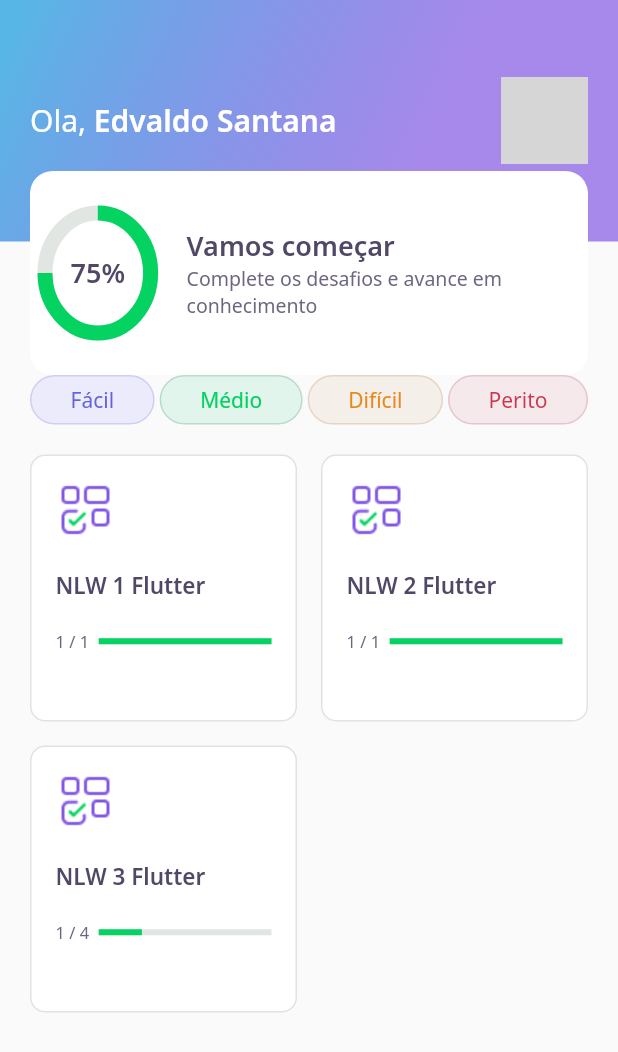
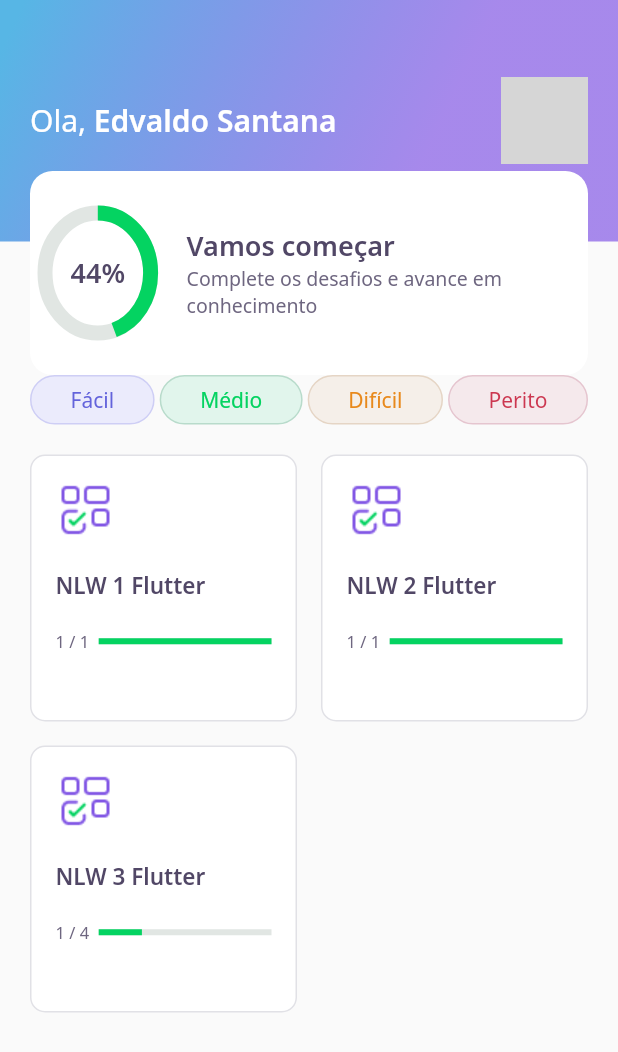
Before and after one commit to wsy152/dev_quiz_nlw, a Flutter app: the HomePage screen opened directly, on a phone screen of 412 x 824 dp. Shown: the top 1052 px of the screen. Run offline on Flutter 3.47's test engine with Material 2 defaults, Android fonts, the light colour scheme and no system bars; our stand-ins replace google_fonts, share_plus; accounts and stored records are empty; network calls fail; grey boxes are pictures that could not be loaded.

Commit message:
Aula 5 final

```diff
--- a/lib/challenge/challenge_controller.dart
+++ b/lib/challenge/challenge_controller.dart
@@ -4,4 +4,6 @@ class ChallengeController {
   final currentPageNotifier = ValueNotifier<int>(1);
   int get currentPage => currentPageNotifier.value;
   set currentPage(int value) => currentPageNotifier.value = value;
+
+  int qtdAnwserRight = 0;
 }
--- a/lib/challenge/widget/awnser/awnser_widget.dart
+++ b/lib/challenge/widget/awnser/awnser_widget.dart
@@ -4,7 +4,7 @@ import 'package:DevQuiz/shared/models/awnser_model.dart';
 class AwnserWidget extends StatelessWidget {
   final AwnserModel awnser;
   final bool isSelected;
-  final VoidCallback onTap;
+  final ValueChanged<bool> onTap;
   final bool disabled;
 
   const AwnserWidget({
@@ -34,7 +34,9 @@ class AwnserWidget extends StatelessWidget {
       child: IgnorePointer(
         ignoring: disabled,
         child: GestureDetector(
-          onTap: onTap,
+          onTap: (){
+            onTap(awnser.isRight);
+          },
           child: Container(
               padding: EdgeInsets.all(16),
               decoration: BoxDecoration(
--- a/lib/core/app_widget.dart
+++ b/lib/core/app_widget.dart
@@ -1,11 +1,12 @@
 import 'package:DevQuiz/core/core.dart';
+import 'package:DevQuiz/splash/splash_page.dart';
 
 class AppWidget extends StatelessWidget {
   @override
   Widget build(BuildContext context) {
     return MaterialApp(
       title: "DevQuiz",
-      home: HomePage(),
+      home: SplashPage(),
     );
   }
 }
--- a/lib/home/home_page.dart
+++ b/lib/home/home_page.dart
@@ -61,7 +61,7 @@ class _HomePageState extends State<HomePage> {
                       QuizCardWidget(
                         onTap: (){
                           Navigator.push(context, MaterialPageRoute(
-                              builder: (context) => ChallengePage(questions: e.questions,)));
+                              builder: (context) => ChallengePage(questions: e.questions,title: e.title,)));
                         },
                         title: e.title,
                         percent: e.questionAnswered / e.questions.length,
--- a/lib/home/widgets/appbar/app_bar_widget.dart
+++ b/lib/home/widgets/appbar/app_bar_widget.dart
@@ -45,7 +45,7 @@ class AppBarWidget extends PreferredSize {
                   ),
                   Align(
                     alignment: Alignment(0.0, 1.0),
-                    child: ScoreCardWidget(),
+                    child: ScoreCardWidget(percent: user.score/100,),
                   )
                 ],
               ),
--- a/lib/home/widgets/chart/chat_widget.dart
+++ b/lib/home/widgets/chart/chat_widget.dart
@@ -1,12 +1,33 @@
 import 'package:DevQuiz/core/core.dart';
 
-class ChartWidget extends StatelessWidget {
+class ChartWidget extends StatefulWidget {
+  final double percent;
+
+  const ChartWidget({Key? key,required this.percent}) : super(key: key);
+  @override
+  _ChartWidgetState createState() => _ChartWidgetState();
+}
+
+class _ChartWidgetState extends State<ChartWidget> with SingleTickerProviderStateMixin{
+  late AnimationController _controller;
+  late Animation<double> _animation;
+  void _initAnimation(){
+    _controller = AnimationController(vsync: this,duration: Duration(seconds: 3));
+    _animation = Tween<double>(begin: 0.0,end: widget.percent).animate(_controller);
+    _controller.forward();
+  }
+  @override
+  void initState(){
+    _initAnimation();
+    super.initState();
+  }
+
   @override
   Widget build(BuildContext context) {
     return Container(
       height: 80,
       width: 80,
-      child: Stack(
+      child: AnimatedBuilder(animation: _animation,builder: (context,_)=> Stack(
         children: [
           Center(
             child: Container(
@@ -14,16 +35,16 @@ class ChartWidget extends StatelessWidget {
               width: 80,
               child: CircularProgressIndicator(
                 strokeWidth: 10,
-                value: .75,
+                value: _animation.value,
                 backgroundColor: AppColors.chartSecondary,
                 valueColor: AlwaysStoppedAnimation<Color>(AppColors.chartPrimary),
 
               ),
             ),
           ),
-          Center(child: Text('75%',style: AppTextStyles.heading,))
+          Center(child: Text('${(_animation.value * 100).toInt()}%',style: AppTextStyles.heading,))
         ],
-      ),
+      ),)
     );
   }
 }
--- a/lib/home/widgets/score_card/score_card_widget.dart
+++ b/lib/home/widgets/score_card/score_card_widget.dart
@@ -1,6 +1,9 @@
 import 'package:DevQuiz/core/core.dart';
 
 class ScoreCardWidget extends StatelessWidget {
+  final double percent;
+
+  const ScoreCardWidget({Key? key,required this.percent}) : super(key: key);
   @override
   Widget build(BuildContext context) {
     return Padding(
@@ -18,7 +21,7 @@ class ScoreCardWidget extends StatelessWidget {
             children: [
               Expanded(
                 flex: 2,
-                child: ChartWidget(),
+                child: ChartWidget(percent: percent,),
               ),
               Expanded(
                 flex: 8,
--- a/pubspec.yaml
+++ b/pubspec.yaml
@@ -10,6 +10,7 @@ dependencies:
     sdk: flutter
   cupertino_icons: ^1.0.2
   google_fonts: ^2.0.0
+  share_plus: ^2.0.3
 
 dev_dependencies:
   flutter_test:
```
Also changed, not shown: lib/challenge/challege_page.dart (+26 -12 lines), lib/challenge/widget/next_button/next_button_widget.dart (+22 -2 lines), lib/challenge/widget/quiz/quiz_widget.dart (+7 -4 lines), lib/result/result_page.dart (added, +93 -0 lines), lib/splash/splash_page.dart (+14 -3 lines), pubspec.lock, 2 other files.
